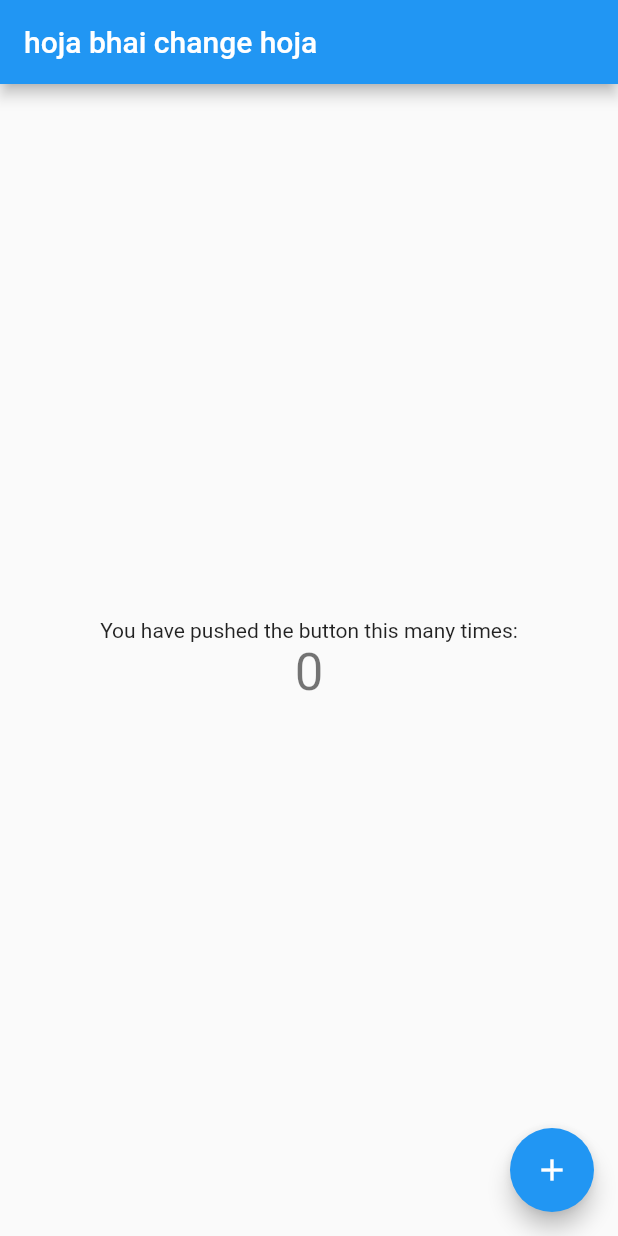
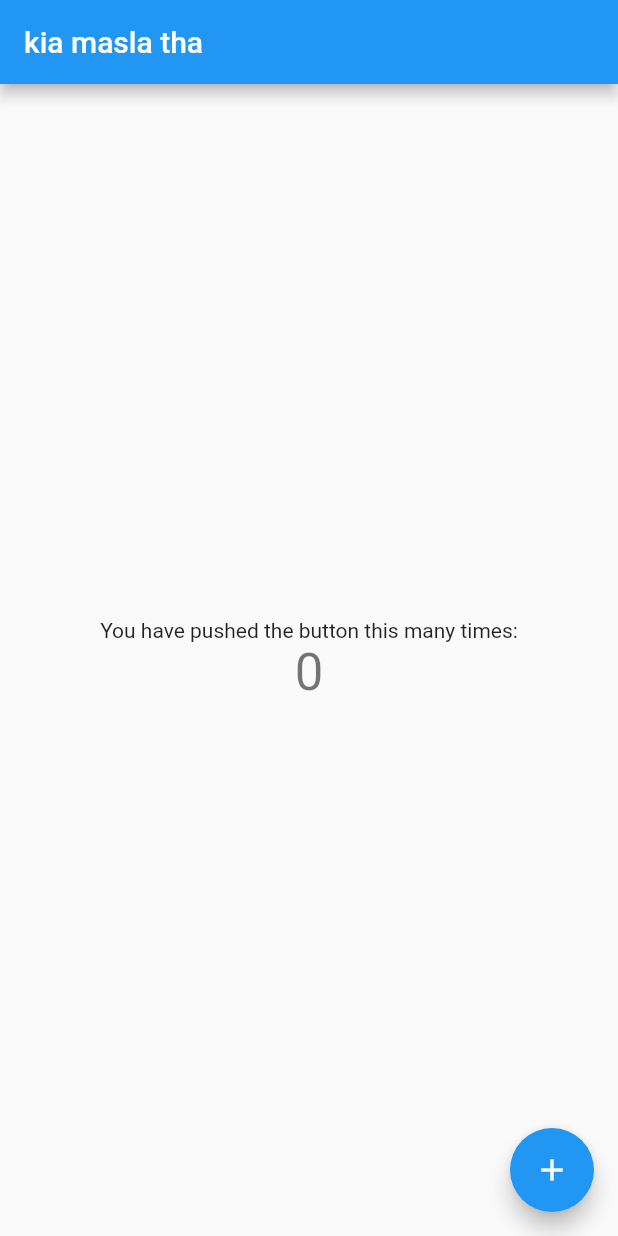
Before and after one commit to sidiqi7553/E-Commerce-App, a Flutter app: the screen it shows after launch, on a phone screen of 412 x 824 dp. Run offline on Flutter 3.47's test engine with Material 2 defaults, Android fonts, the phone set to English and light mode, and no system bars.

Commit message:
ok theek ha

```diff
--- a/lib/main.dart
+++ b/lib/main.dart
@@ -24,7 +24,7 @@ class MyApp extends StatelessWidget {
         // is not restarted.
         primarySwatch: Colors.blue,
       ),
-      home: const MyHomePage(title: 'hoja bhai change hoja'),
+      home: const MyHomePage(title: 'kia masla tha'),
     );
   }
 }
```
